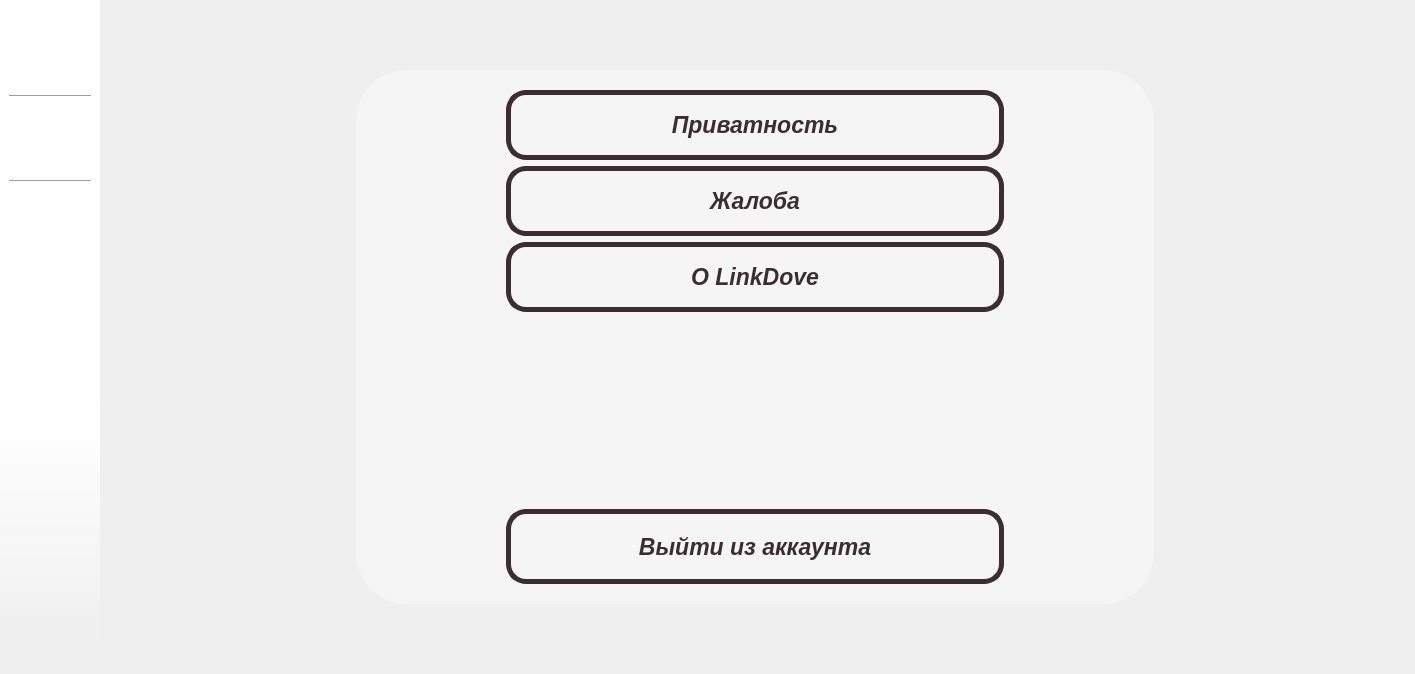
This is lab3/LinkDove/mainwidget.ui in ElizavetaPa17/LinkDove as Qt 5 draws it before an edit. The edited form follows.
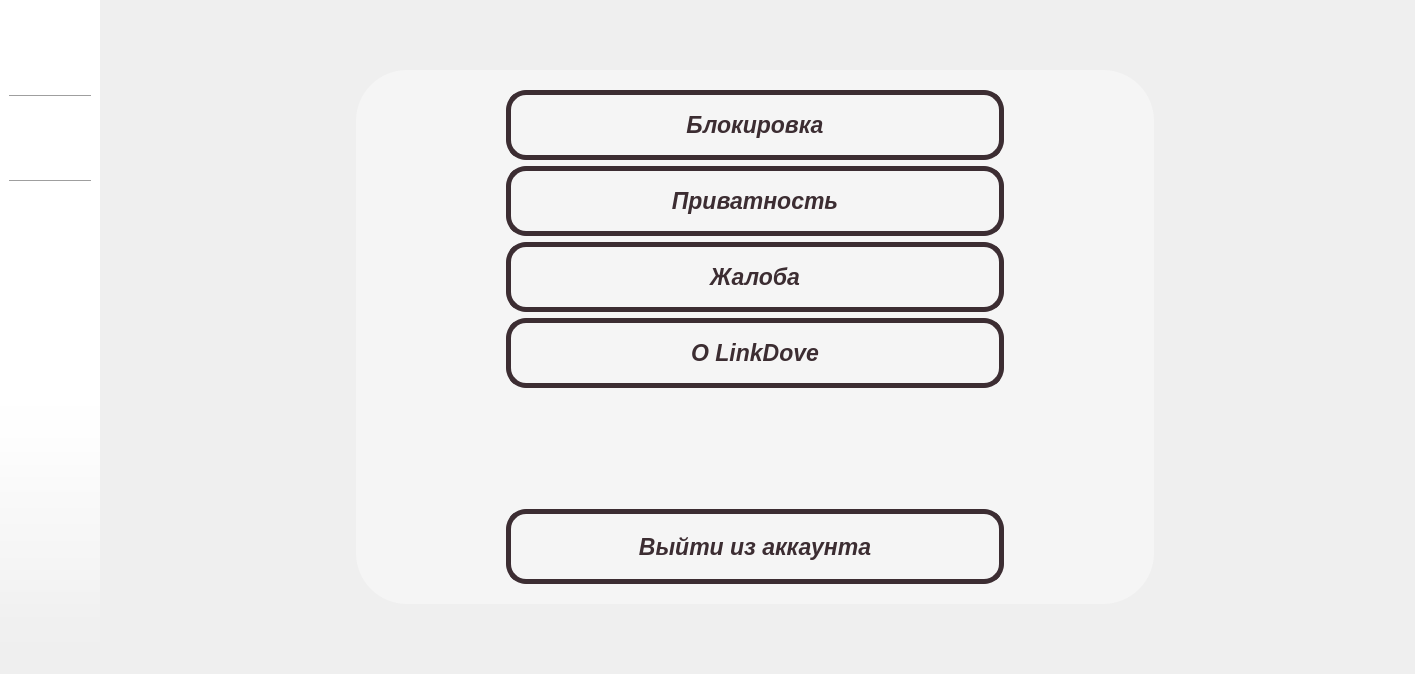
This is the edited form. The open tabs and pages were chosen to show the change. Icons and pictures are not drawn. Custom widgets are drawn as their Qt base class.

Diff of the .ui file:
```diff
--- a/lab3/LinkDove/mainwidget.ui
+++ b/lab3/LinkDove/mainwidget.ui
@@ -693,6 +693,42 @@
           <property name="bottomMargin">
            <number>20</number>
           </property>
+          <item>
+           <widget class="QPushButton" name="banButton">
+            <property name="minimumSize">
+             <size>
+              <width>0</width>
+              <height>70</height>
+             </size>
+            </property>
+            <property name="font">
+             <font>
+              <pointsize>17</pointsize>
+              <italic>true</italic>
+              <bold>true</bold>
+             </font>
+            </property>
+            <property name="cursor">
+             <cursorShape>PointingHandCursor</cursorShape>
+            </property>
+            <property name="styleSheet">
+             <string notr="true">QPushButton {
+	background-color: rgb(245, 245, 245);
+	color: rgb(60, 45, 50);
+	border: 5px solid rgb(60, 45, 50);
+	border-radius: 20;
+}
+
+QPushButton:hover {
+	background-color: rgb(60, 45, 50);
+	color: rgb(245, 245, 245);
+}</string>
+            </property>
+            <property name="text">
+             <string>Блокировка</string>
+            </property>
+           </widget>
+          </item>
           <item>
            <widget class="QPushButton" name="privateButton">
             <property name="sizePolicy">
```
